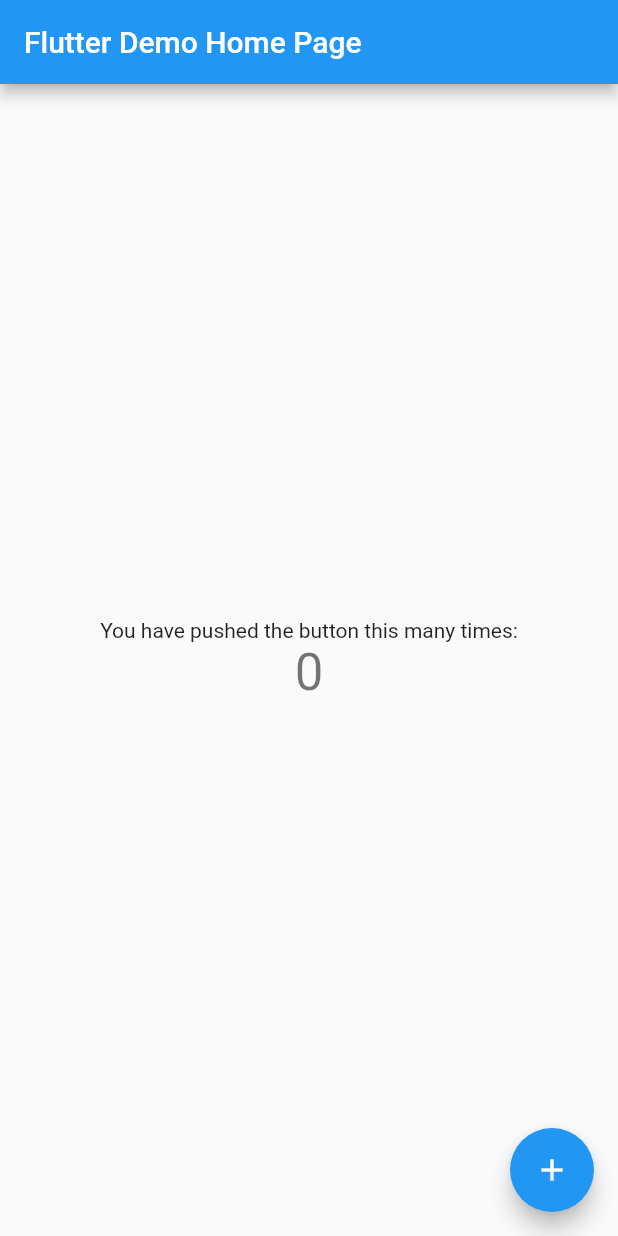
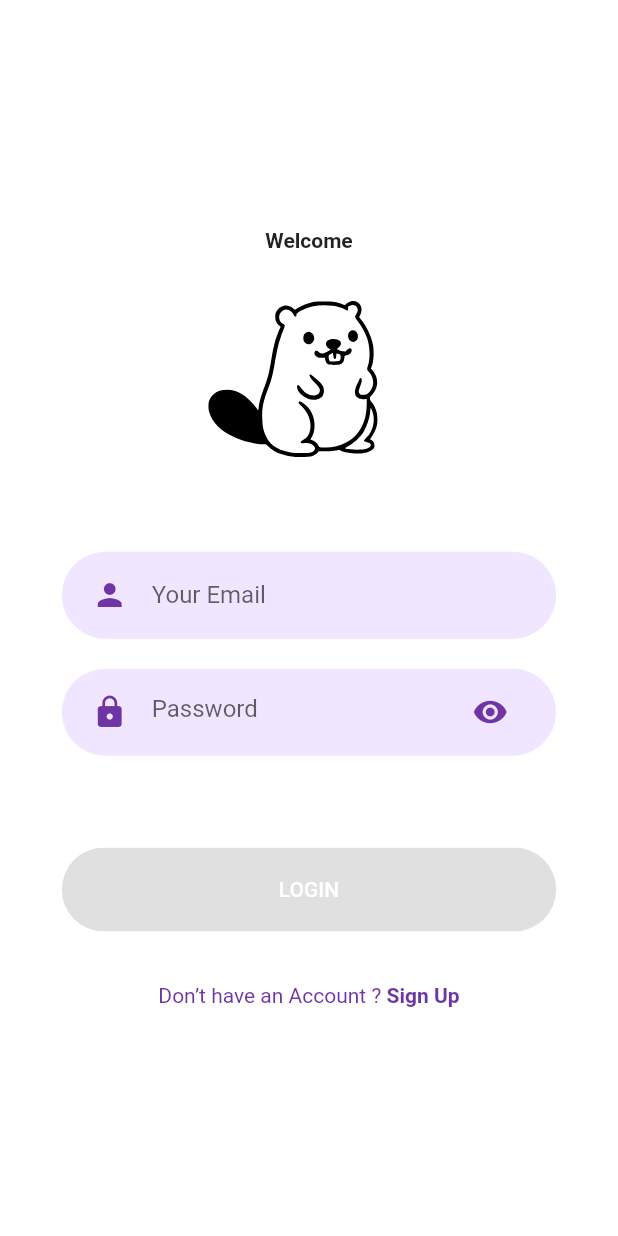
Before and after one commit to hr05940/ledgrr, a Flutter app: the screen it shows after launch, on a phone screen of 412 x 824 dp. Run offline on Flutter 3.47's test engine with Material 2 defaults, Android fonts, the phone set to English and light mode, and no system bars; our stand-ins replace flutter_svg.

Commit message:
log in and sign in done-ish

```diff
--- /dev/null
+++ b/ledgrr/lib/Screens/login/components/background.dart
@@ -0,0 +1,40 @@
+import 'package:flutter/material.dart';
+
+class Background extends StatelessWidget {
+  final Widget child;
+  const Background({
+    Key? key,
+    required this.child,
+  }) : super(key: key);
+
+  @override
+  Widget build(BuildContext context) {
+    Size size = MediaQuery.of(context).size;
+    return Container(
+      height: size.height,
+      width: double.infinity,
+      child: Stack(
+        alignment: Alignment.center,
+        children: <Widget>[
+          // Positioned(
+          //   top: 0,
+          //   left: 0,
+          //   child: Image.asset(
+          //     "",
+          //     width: size.width * 0.3,
+          //   ),
+          // ),
+          // Positioned(
+          //   bottom: 0,
+          //   left: 0,
+          //   child: Image.asset(
+          //     "",
+          //     width: size.width * 0.2,
+          //   ),
+          // ),
+          child,
+        ],
+      ),
+    );
+  }
+}
--- /dev/null
+++ b/ledgrr/lib/Screens/login/components/body.dart
@@ -0,0 +1,66 @@
+import 'package:flutter/material.dart';
+import 'package:flutter_svg/flutter_svg.dart';
+import 'package:ledgrr/Screens/login/components/background.dart';
+import 'package:ledgrr/Screens/login/login.dart';
+import 'package:ledgrr/Screens/signin/signin.dart';
+import 'package:ledgrr/components/AccountCheck.dart';
+import 'package:ledgrr/components/roundinputfield.dart';
+import 'package:ledgrr/components/roundpasswordfield.dart';
+import 'package:ledgrr/constraints.dart';
+import 'package:ledgrr/components/roundbutton.dart';
+
+class Body extends StatelessWidget {
+  @override
+  Widget build(BuildContext context) {
+    Size size = MediaQuery.of(context).size;
+    return Background(
+        child: Column(
+      mainAxisAlignment: MainAxisAlignment.center,
+      children: <Widget>[
+        Text(
+          "Welcome",
+          style: TextStyle(fontWeight: FontWeight.bold),
+        ),
+        SvgPicture.asset(
+          "assets/icons/login.svg",
+          height: size.height * 0.2,
+        ),
+        SizedBox(height: size.height * 0.03),
+        RoundedInputField(
+          hintText: "Your Email",
+          onChanged: (value) {},
+        ),
+        RoundedPasswordField(
+          onChanged: (value) {},
+        ),
+        SizedBox(height: size.height * 0.05),
+        RoundedButton(
+          text: "LOGIN",
+          press: () {
+            // Navigator.push(
+            //   context,
+            //   MaterialPageRoute(
+            //     builder: (context) {
+            //       return LoginScreen();
+            //     },
+            //   ),
+            // );
+          },
+        ),
+        SizedBox(height: size.height * 0.03),
+        AlreadyHaveAnAccountCheck(
+          press: () {
+            // Navigator.push(
+            //   context,
+            //   MaterialPageRoute(
+            //     builder: (context) {
+            //       return SigninScreen();
+            //     },
+            //   ),
+            // );
+          },
+        ),
+      ],
+    ));
+  }
+}
--- /dev/null
+++ b/ledgrr/lib/Screens/login/login.dart
@@ -0,0 +1,11 @@
+import 'package:flutter/material.dart';
+import 'package:ledgrr/Screens/login/components/body.dart';
+
+class LoginScreen extends StatelessWidget {
+  @override
+  Widget build(BuildContext context) {
+    return Scaffold(
+      body: Body(),
+    );
+  }
+}
--- /dev/null
+++ b/ledgrr/lib/Screens/signin/components/background.dart
@@ -0,0 +1,40 @@
+import 'package:flutter/material.dart';
+
+class Background extends StatelessWidget {
+  final Widget child;
+  const Background({
+    Key? key,
+    required this.child,
+  }) : super(key: key);
+
+  @override
+  Widget build(BuildContext context) {
+    Size size = MediaQuery.of(context).size;
+    return Container(
+      height: size.height,
+      width: double.infinity,
+      child: Stack(
+        alignment: Alignment.center,
+        children: <Widget>[
+          // Positioned(
+          //   top: 0,
+          //   left: 0,
+          //   child: Image.asset(
+          //     "",
+          //     width: size.width * 0.3,
+          //   ),
+          // ),
+          // Positioned(
+          //   bottom: 0,
+          //   left: 0,
+          //   child: Image.asset(
+          //     "",
+          //     width: size.width * 0.2,
+          //   ),
+          // ),
+          child,
+        ],
+      ),
+    );
+  }
+}
--- /dev/null
+++ b/ledgrr/lib/Screens/signin/components/body.dart
@@ -0,0 +1,64 @@
+import 'package:flutter/material.dart';
+import 'package:flutter_svg/flutter_svg.dart';
+import 'package:ledgrr/Screens/login/login.dart';
+import 'package:ledgrr/Screens/signin/components/background.dart';
+import 'package:ledgrr/components/AccountCheck.dart';
+import 'package:ledgrr/components/roundbutton.dart';
+import 'package:ledgrr/components/roundinputfield.dart';
+import 'package:ledgrr/components/roundpasswordfield.dart';
+
+class Body extends StatelessWidget {
+  @override
+  Widget build(BuildContext context) {
+    Size size = MediaQuery.of(context).size;
+    return Background(
+        child: Column(
+            mainAxisAlignment: MainAxisAlignment.center,
+            children: <Widget>[
+          Text(
+            "SignUp",
+            style: TextStyle(fontWeight: FontWeight.bold),
+          ),
+          SvgPicture.asset(
+            "assets/icons/login.svg",
+            height: size.height * 0.2,
+          ),
+          SizedBox(height: size.height * 0.03),
+          RoundedInputField(
+            hintText: "Your Email",
+            onChanged: (value) {},
+          ),
+          RoundedPasswordField(
+            onChanged: (value) {},
+          ),
+          SizedBox(height: size.height * 0.05),
+          RoundedButton(
+            text: "SIGNUP",
+            press: () {
+              // Navigator.push(
+              //   context,
+              //   MaterialPageRoute(
+              //     builder: (context) {
+              //       return LoginScreen();
+              //     },
+              //   ),
+              // );
+            },
+          ),
+          SizedBox(height: size.height * 0.03),
+          AlreadyHaveAnAccountCheck(
+            login: false,
+            press: () {
+              // Navigator.push(
+              //   context,
+              //   MaterialPageRoute(
+              //     builder: (context) {
+              //       return LoginScreen();
+              //     },
+              //   ),
+              // );
+            },
+          ),
+        ]));
+  }
+}
--- /dev/null
+++ b/ledgrr/lib/Screens/signin/signin.dart
@@ -0,0 +1,11 @@
+import 'package:flutter/material.dart';
+import 'package:ledgrr/Screens/signin/components/body.dart';
+
+class SigninScreen extends StatelessWidget {
+  @override
+  Widget build(BuildContext context) {
+    return Scaffold(
+      body: Body(),
+    );
+  }
+}
--- /dev/null
+++ b/ledgrr/lib/components/AccountCheck.dart
@@ -0,0 +1,35 @@
+import 'package:flutter/material.dart';
+import 'package:ledgrr/constraints.dart';
+
+class AlreadyHaveAnAccountCheck extends StatelessWidget {
+  final bool login;
+  final Function press;
+  const AlreadyHaveAnAccountCheck({
+    Key? key,
+    this.login = true,
+    required this.press,
+  }) : super(key: key);
+
+  @override
+  Widget build(BuildContext context) {
+    return Row(
+      mainAxisAlignment: MainAxisAlignment.center,
+      children: <Widget>[
+        Text(
+          login ? "Don’t have an Account ? " : "Already have an Account ? ",
+          style: TextStyle(color: kPrimaryColor),
+        ),
+        GestureDetector(
+          onTap: press(),
+          child: Text(
+            login ? "Sign Up" : "Sign In",
+            style: TextStyle(
+              color: kPrimaryColor,
+              fontWeight: FontWeight.bold,
+            ),
+          ),
+        )
+      ],
+    );
+  }
+}
--- /dev/null
+++ b/ledgrr/lib/components/roundbutton.dart
@@ -0,0 +1,46 @@
+import 'package:flutter/material.dart';
+import 'package:ledgrr/constraints.dart';
+
+class RoundedButton extends StatelessWidget {
+  final String text;
+  final Function press;
+  final Color color, textColor;
+  const RoundedButton({
+    Key? key,
+    required this.text,
+    required this.press,
+    this.color = kPrimaryColor,
+    this.textColor = Colors.white,
+  }) : super(key: key);
+
+  @override
+  Widget build(BuildContext context) {
+    Size size = MediaQuery.of(context).size;
+    return Container(
+      margin: EdgeInsets.symmetric(vertical: 10),
+      width: size.width * 0.8,
+      child: ClipRRect(
+        borderRadius: BorderRadius.circular(29),
+        child: newElevatedButton(),
+      ),
+    );
+  }
+
+  //Used:ElevatedButton as FlatButton is deprecated.
+  //Here we have to apply customizations to Button by inheriting the styleFrom
+
+  Widget newElevatedButton() {
+    return ElevatedButton(
+      child: Text(
+        text,
+        style: TextStyle(color: textColor),
+      ),
+      onPressed: press(),
+      style: ElevatedButton.styleFrom(
+          primary: color,
+          padding: EdgeInsets.symmetric(horizontal: 40, vertical: 20),
+          textStyle: TextStyle(
+              color: textColor, fontSize: 14, fontWeight: FontWeight.w500)),
+    );
+  }
+}
--- /dev/null
+++ b/ledgrr/lib/components/roundinputfield.dart
@@ -0,0 +1,33 @@
+import 'package:flutter/material.dart';
+import 'package:ledgrr/components/textfieldcontainer.dart';
+import 'package:ledgrr/constraints.dart';
+
+class RoundedInputField extends StatelessWidget {
+  final String hintText;
+  final IconData icon;
+  final ValueChanged<String> onChanged;
+  const RoundedInputField({
+    Key? key,
+    required this.hintText,
+    this.icon = Icons.person,
+    required this.onChanged,
+  }) : super(key: key);
+
+  @override
+  Widget build(BuildContext context) {
+    return TextFieldContainer(
+      child: TextField(
+        onChanged: onChanged,
+        cursorColor: kPrimaryColor,
+        decoration: InputDecoration(
+          icon: Icon(
+            icon,
+            color: kPrimaryColor,
+          ),
+          hintText: hintText,
+          border: InputBorder.none,
+        ),
+      ),
+    );
+  }
+}
--- /dev/null
+++ b/ledgrr/lib/components/roundpasswordfield.dart
@@ -0,0 +1,34 @@
+import 'package:flutter/material.dart';
+import 'package:ledgrr/components/textfieldcontainer.dart';
+import 'package:ledgrr/constraints.dart';
+
+class RoundedPasswordField extends StatelessWidget {
+  final ValueChanged<String> onChanged;
+  const RoundedPasswordField({
+    Key? key,
+    required this.onChanged,
+  }) : super(key: key);
+
+  @override
+  Widget build(BuildContext context) {
+    return TextFieldContainer(
+      child: TextField(
+        obscureText: true,
+        onChanged: onChanged,
+        cursorColor: kPrimaryColor,
+        decoration: InputDecoration(
+          hintText: "Password",
+          icon: Icon(
+            Icons.lock,
+            color: kPrimaryColor,
+          ),
+          suffixIcon: Icon(
+            Icons.visibility,
+            color: kPrimaryColor,
+          ),
+          border: InputBorder.none,
+        ),
+      ),
+    );
+  }
+}
--- /dev/null
+++ b/ledgrr/lib/components/textfieldcontainer.dart
@@ -0,0 +1,25 @@
+import 'package:flutter/material.dart';
+import 'package:ledgrr/constraints.dart';
+
+class TextFieldContainer extends StatelessWidget {
+  final Widget child;
+  const TextFieldContainer({
+    Key? key,
+    required this.child,
+  }) : super(key: key);
+
+  @override
+  Widget build(BuildContext context) {
+    Size size = MediaQuery.of(context).size;
+    return Container(
+      margin: EdgeInsets.symmetric(vertical: 10),
+      padding: EdgeInsets.symmetric(horizontal: 20, vertical: 5),
+      width: size.width * 0.8,
+      decoration: BoxDecoration(
+        color: kPrimaryLightColor,
+        borderRadius: BorderRadius.circular(29),
+      ),
+      child: child,
+    );
+  }
+}
--- /dev/null
+++ b/ledgrr/lib/constraints.dart
@@ -0,0 +1,4 @@
+import 'package:flutter/material.dart';
+
+const kPrimaryColor = Color(0xFF6F35A5);
+const kPrimaryLightColor = Color(0xFFF1E6FF);
--- a/ledgrr/lib/main.dart
+++ b/ledgrr/lib/main.dart
@@ -1,4 +1,6 @@
 import 'package:flutter/material.dart';
+import 'package:ledgrr/Screens/login/login.dart';
+import 'package:ledgrr/constraints.dart';
 
 void main() {
   runApp(const MyApp());
@@ -11,105 +13,11 @@
   @override
   Widget build(BuildContext context) {
     return MaterialApp(
+      debugShowCheckedModeBanner: false,
       title: 'Flutter Demo',
       theme: ThemeData(
-        // This is the theme of your application.
-        //
-        // Try running your application with "flutter run". You'll see the
-        // application has a blue toolbar. Then, without quitting the app, try
-        // changing the primarySwatch below to Colors.green and then invoke
-        // "hot reload" (press "r" in the console where you ran "flutter run",
-        // or simply save your changes to "hot reload" in a Flutter IDE).
-        // Notice that the counter didn't reset back to zero; the application
-        // is not restarted.
-        primarySwatch: Colors.blue,
-      ),
-      home: const MyHomePage(title: 'Flutter Demo Home Page'),
+          primaryColor: kPrimaryColor, scaffoldBackgroundColor: Colors.white),
+      home: LoginScreen(),
     );
   }
 }
-
-class MyHomePage extends StatefulWidget {
-  const MyHomePage({Key? key, required this.title}) : super(key: key);
-
-  // This widget is the home page of your application. It is stateful, meaning
-  // that it has a State object (defined below) that contains fields that affect
-  // how it looks.
-
-  // This class is the configuration for the state. It holds the values (in this
-  // case the title) provided by the parent (in this case the App widget) and
-  // used by the build method of the State. Fields in a Widget subclass are
-  // always marked "final".
-
-  final String title;
-
-  @override
-  State<MyHomePage> createState() => _MyHomePageState();
-}
-
-class _MyHomePageState extends State<MyHomePage> {
-  int _counter = 0;
-
-  void _incrementCounter() {
-    setState(() {
-      // This call to setState tells the Flutter framework that something has
-      // changed in this State, which causes it to rerun the build method below
-      // so that the display can reflect the updated values. If we changed
-      // _counter without calling setState(), then the build method would not be
-      // called again, and so nothing would appear to happen.
-      _counter++;
-    });
-  }
-
-  @override
-  Widget build(BuildContext context) {
-    // This method is rerun every time setState is called, for instance as done
-    // by the _incrementCounter method above.
-    //
-    // The Flutter framework has been optimized to make rerunning build methods
-    // fast, so that you can just rebuild anything that needs updating rather
-    // than having to individually change instances of widgets.
-    return Scaffold(
-      appBar: AppBar(
-        // Here we take the value from the MyHomePage object that was created by
-        // the App.build method, and use it to set our appbar title.
-        title: Text(widget.title),
-      ),
-      body: Center(
-        // Center is a layout widget. It takes a single child and positions it
-        // in the middle of the parent.
-        child: Column(
-          // Column is also a layout widget. It takes a list of children and
-          // arranges them vertically. By default, it sizes itself to fit its
-          // children horizontally, and tries to be as tall as its parent.
-          //
-          // Invoke "debug painting" (press "p" in the console, choose the
-          // "Toggle Debug Paint" action from the Flutter Inspector in Android
-          // Studio, or the "Toggle Debug Paint" command in Visual Studio Code)
-          // to see the wireframe for each widget.
-          //
-          // Column has various properties to control how it sizes itself and
-          // how it positions its children. Here we use mainAxisAlignment to
-          // center the children vertically; the main axis here is the vertical
-          // axis because Columns are vertical (the cross axis would be
-          // horizontal).
-          mainAxisAlignment: MainAxisAlignment.center,
-          children: <Widget>[
-            const Text(
-              'You have pushed the button this many times:',
-            ),
-            Text(
-              '$_counter',
-              style: Theme.of(context).textTheme.headline4,
-            ),
-          ],
-        ),
-      ),
-      floatingActionButton: FloatingActionButton(
-        onPressed: _incrementCounter,
-        tooltip: 'Increment',
-        child: const Icon(Icons.add),
-      ), // This trailing comma makes auto-formatting nicer for build methods.
-    );
-  }
-}
```
Also changed, not shown: ledgrr/pubspec.yaml (+4 -3 lines), ledgrr/assets/icons/login.jpg (added), ledgrr/assets/icons/login.svg (added), ledgrr/pubspec.lock.
